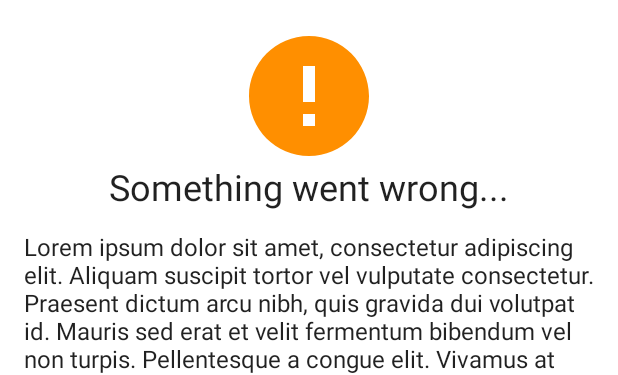
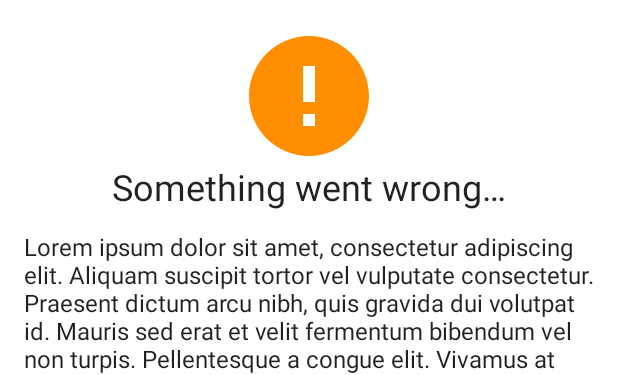
Before and after one commit to xa17d/saveto, an Android app built with Jetpack Compose: the @Preview function ErrorPreview, on a phone screen of 412 x 824 dp. Shown: the top 375 px of the screen. Run offline under Robolectric (Android 15) with nearby library versions, the phone set to English and light mode, and no system bars.

```diff
--- a/app/src/main/res/values/strings.xml
+++ b/app/src/main/res/values/strings.xml
@@ -30,6 +30,6 @@
     <string name="settingsTitle">Save To… Settings</string>
     <string name="settingsVersion">Version %1$s</string>
     <string name="splashLogo">Save To logo</string>
-    <string name="errorSomethingWentWrong">Something went wrong...</string>
+    <string name="errorSomethingWentWrong">Something went wrong…</string>
 
 </resources>
```
Also changed, not shown: 1 other file.
